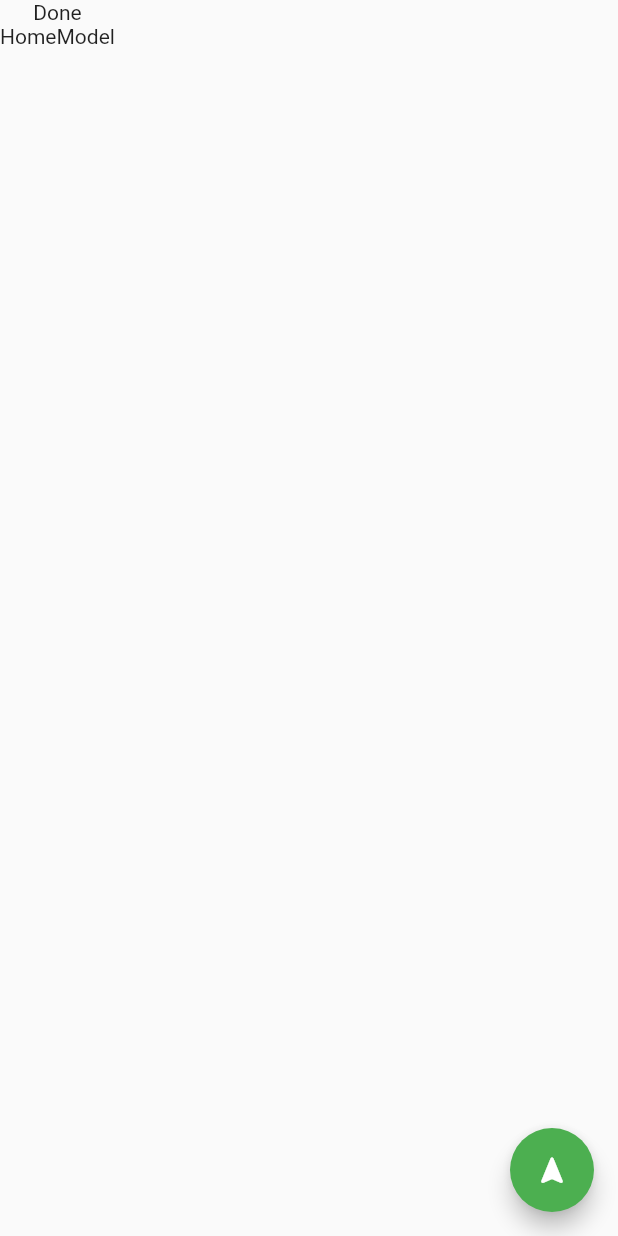
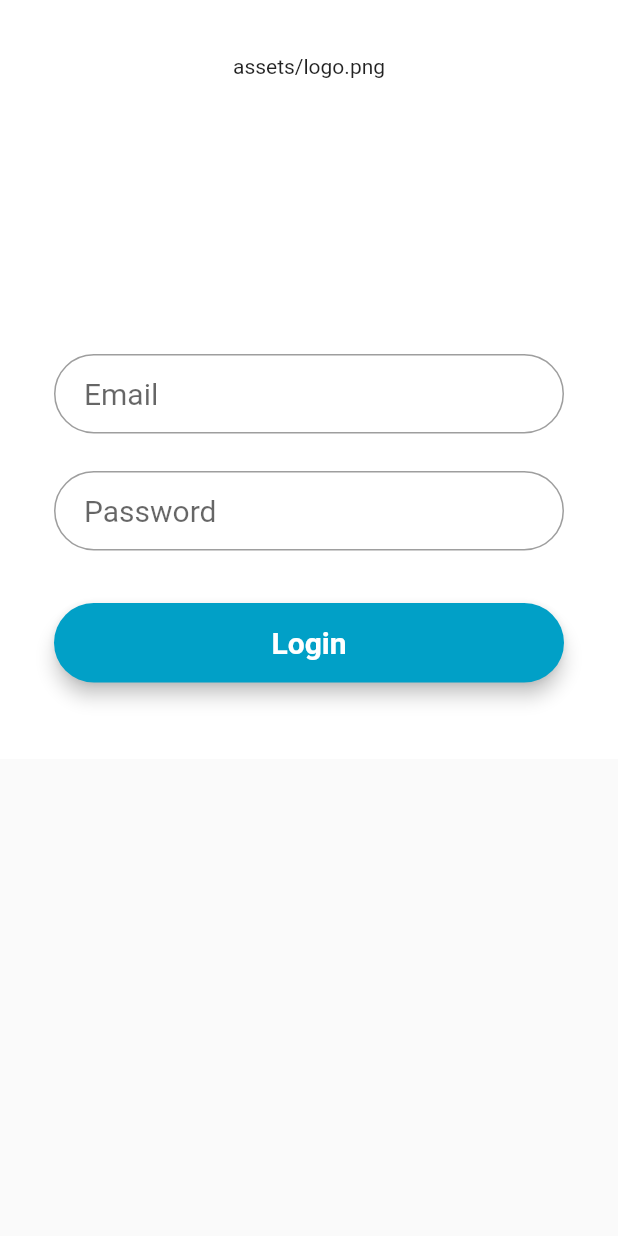
Before and after one commit to ridwanbinsarwar/contact-book, a Flutter app: the screen it shows after launch, on a phone screen of 412 x 824 dp. Run offline on Flutter 3.47's test engine with Material 2 defaults, Android fonts, the phone set to English and light mode, and no system bars; our stand-ins replace get_it; Roboto replaces fonts that are missing (Montserrat).

Commit message:
login ui

```diff
--- a/lib/main.dart
+++ b/lib/main.dart
@@ -1,4 +1,5 @@
 import 'package:demo_project/ui/views/home_view.dart';
+import 'package:demo_project/ui/views/login_view.dart';
 import 'package:flutter/material.dart';
 import 'service_locator.dart';
 
@@ -16,7 +17,7 @@ class MyApp extends StatelessWidget {
       theme: ThemeData(
         primarySwatch: Colors.blue,
       ),
-      home: HomeView(),
+      home: LoginView(),
     );
   }
 }
--- /dev/null
+++ b/lib/scoped_models/auth_model.dart
@@ -0,0 +1,7 @@
+import 'package:demo_project/scoped_models/base_model.dart';
+
+class AuthnModel extends BaseModel {
+  int id;
+  String email;
+  String password;
+}
--- a/lib/service_locator.dart
+++ b/lib/service_locator.dart
@@ -1,3 +1,4 @@
+import 'package:demo_project/scoped_models/auth_model.dart';
 import 'package:demo_project/scoped_models/error_model.dart';
 import 'package:demo_project/scoped_models/home_model.dart';
 import 'package:demo_project/scoped_models/success_model.dart';
@@ -14,4 +15,5 @@ void setupLocator() {
   locator.registerFactory<HomeModel>(() => HomeModel());
   locator.registerFactory<ErrorModel>(() => ErrorModel());
   locator.registerFactory<SuccessModel>(() => SuccessModel());
+  locator.registerFactory<AuthnModel>(() => AuthnModel());
 }
--- /dev/null
+++ b/lib/ui/views/login_view.dart
@@ -0,0 +1,82 @@
+import 'package:demo_project/scoped_models/auth_model.dart';
+import 'package:demo_project/ui/views/base_view.dart';
+import 'package:flutter/material.dart';
+
+class LoginView extends StatelessWidget {
+  TextStyle style = TextStyle(fontFamily: 'Montserrat', fontSize: 20.0);
+
+  @override
+  Widget build(BuildContext context) {
+    final emailField = TextField(
+      obscureText: true,
+      style: style,
+      decoration: InputDecoration(
+          contentPadding: EdgeInsets.fromLTRB(20.0, 15.0, 20.0, 15.0),
+          hintText: "Email",
+          border:
+              OutlineInputBorder(borderRadius: BorderRadius.circular(32.0))),
+    );
+
+    final passwordField = TextField(
+      obscureText: true,
+      style: style,
+      decoration: InputDecoration(
+          contentPadding: EdgeInsets.fromLTRB(20.0, 15.0, 20.0, 15.0),
+          hintText: "Password",
+          border:
+              OutlineInputBorder(borderRadius: BorderRadius.circular(32.0))),
+    );
+
+    final loginButon = Material(
+      elevation: 5.0,
+      borderRadius: BorderRadius.circular(30.0),
+      color: Color(0xff01A0C7),
+      child: MaterialButton(
+        minWidth: MediaQuery.of(context).size.width,
+        padding: EdgeInsets.fromLTRB(20.0, 15.0, 20.0, 15.0),
+        onPressed: () {},
+        child: Text("Login",
+            textAlign: TextAlign.center,
+            style: style.copyWith(
+                color: Colors.white, fontWeight: FontWeight.bold)),
+      ),
+    );
+
+    return BaseView<AuthnModel>(
+        builder: (context, child, model) => Scaffold(
+              body: SingleChildScrollView(
+                child: Center(
+                  child: Container(
+                    color: Colors.white,
+                    child: Padding(
+                      padding: const EdgeInsets.all(36.0),
+                      child: Column(
+                        crossAxisAlignment: CrossAxisAlignment.center,
+                        mainAxisAlignment: MainAxisAlignment.center,
+                        children: <Widget>[
+                          SizedBox(
+                            height: 155.0,
+                            child: Text(
+                              "assets/logo.png",
+                            ),
+                          ),
+                          SizedBox(height: 45.0),
+                          emailField,
+                          SizedBox(height: 25.0),
+                          passwordField,
+                          SizedBox(
+                            height: 35.0,
+                          ),
+                          loginButon,
+                          SizedBox(
+                            height: 15.0,
+                          ),
+                        ],
+                      ),
+                    ),
+                  ),
+                ),
+              ),
+            ));
+  }
+}
```
